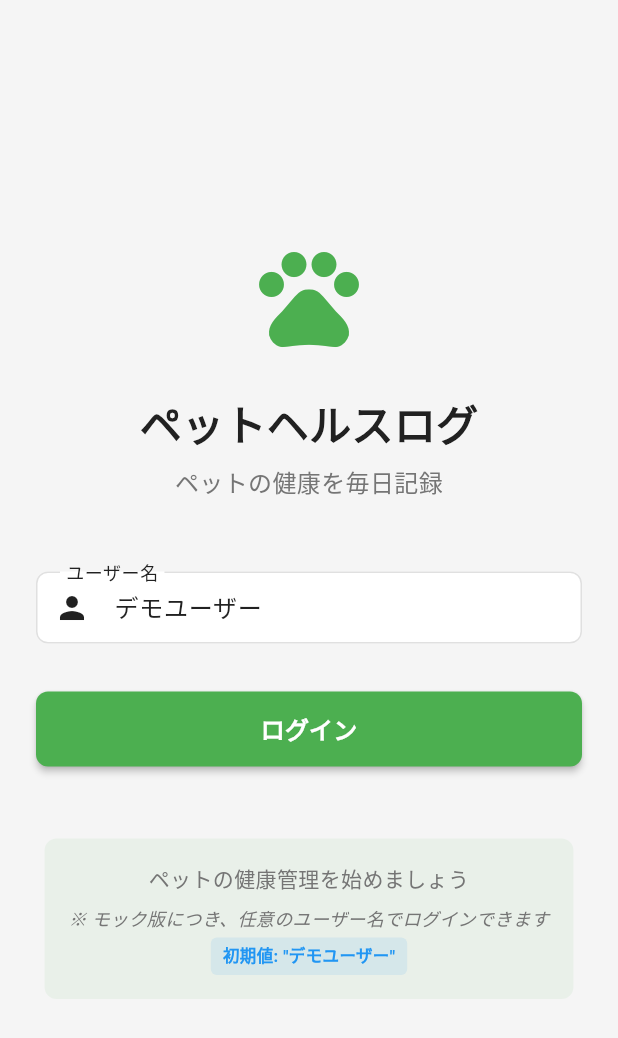
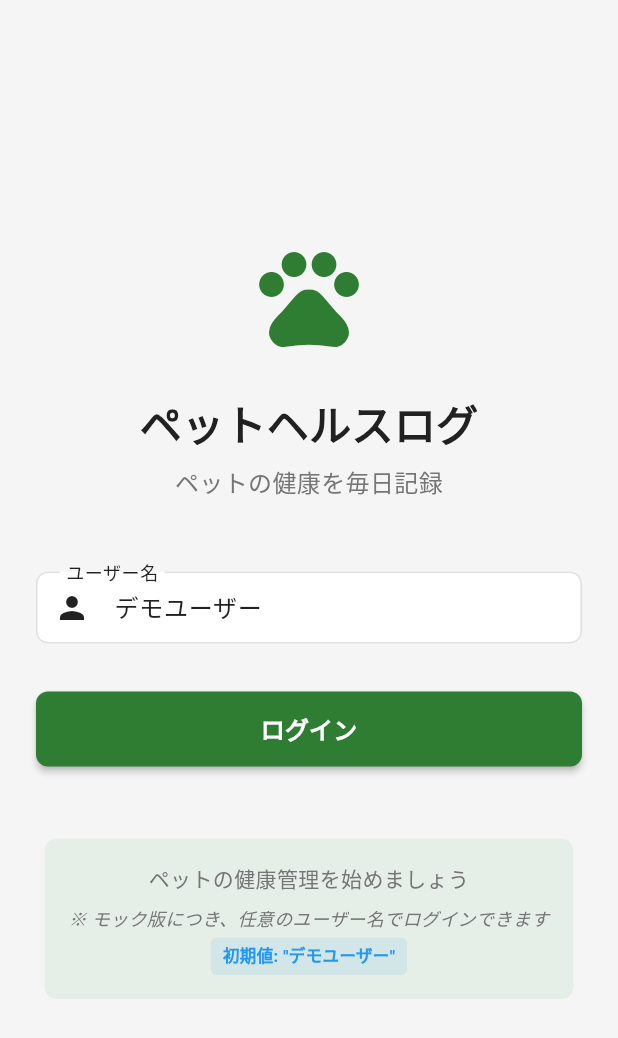
Before and after one commit to Fuurugeeen/pet-health-log, a Flutter app: the screen it shows after launch, on a phone screen of 412 x 824 dp. Shown: the top 1038 px of the screen. Run offline on Flutter 3.47's test engine with Material 3 defaults, Android fonts, the phone set to English and light mode, and no system bars; our stand-ins replace device_preview, flutter_riverpod, go_router, hive, hive_flutter, image_picker; accounts and stored records are empty.

Commit message:
背景緑に黒字の視認性問題を修正
- プライマリカラーをより暗いグリーン(#2E7D32)に変更してコントラスト向上
- onPrimaryContainerを白色に設定してグリーン背景上のテキストを見やすく改善
- アクセシビリティガイドラインに準拠したコントラスト比を確保

🤖 Generated with [Claude Code](https://claude.ai/code)

Co-Authored-By: Claude <noreply@anthropic.com>

```diff
--- a/lib/core/constants/app_colors.dart
+++ b/lib/core/constants/app_colors.dart
@@ -2,9 +2,9 @@ import 'package:flutter/material.dart';
 
 class AppColors {
   // プライマリカラー - グリーン（健康・生命力を表現）
-  static const Color primary = Color(0xFF4CAF50);
-  static const Color primaryDark = Color(0xFF388E3C);
-  static const Color primaryLight = Color(0xFF81C784);
+  static const Color primary = Color(0xFF2E7D32);
+  static const Color primaryDark = Color(0xFF1B5E20);
+  static const Color primaryLight = Color(0xFF66BB6A);
 
   // セカンダリカラー - オレンジ（温かさ・親しみやすさ）
   static const Color secondary = Color(0xFFFF9800);
--- a/lib/core/themes/app_theme.dart
+++ b/lib/core/themes/app_theme.dart
@@ -13,12 +13,12 @@ class AppTheme {
         secondaryContainer: AppColors.secondaryLight,
         error: AppColors.error,
         surface: AppColors.surface,
-        background: AppColors.background,
         onPrimary: Colors.white,
         onSecondary: Colors.white,
         onError: Colors.white,
         onSurface: AppColors.textPrimary,
-        onBackground: AppColors.textPrimary,
+        onPrimaryContainer: Colors.white,
+        onSecondaryContainer: AppColors.textPrimary,
       ),
       scaffoldBackgroundColor: AppColors.background,
       appBarTheme: const AppBarTheme(
@@ -90,12 +90,10 @@ class AppTheme {
         secondaryContainer: AppColors.secondary,
         error: AppColors.error,
         surface: Colors.grey[900]!,
-        background: Colors.black,
         onPrimary: Colors.black,
         onSecondary: Colors.black,
         onError: Colors.white,
         onSurface: Colors.white,
-        onBackground: Colors.white,
       ),
       scaffoldBackgroundColor: Colors.black,
       appBarTheme: AppBarTheme(
```
